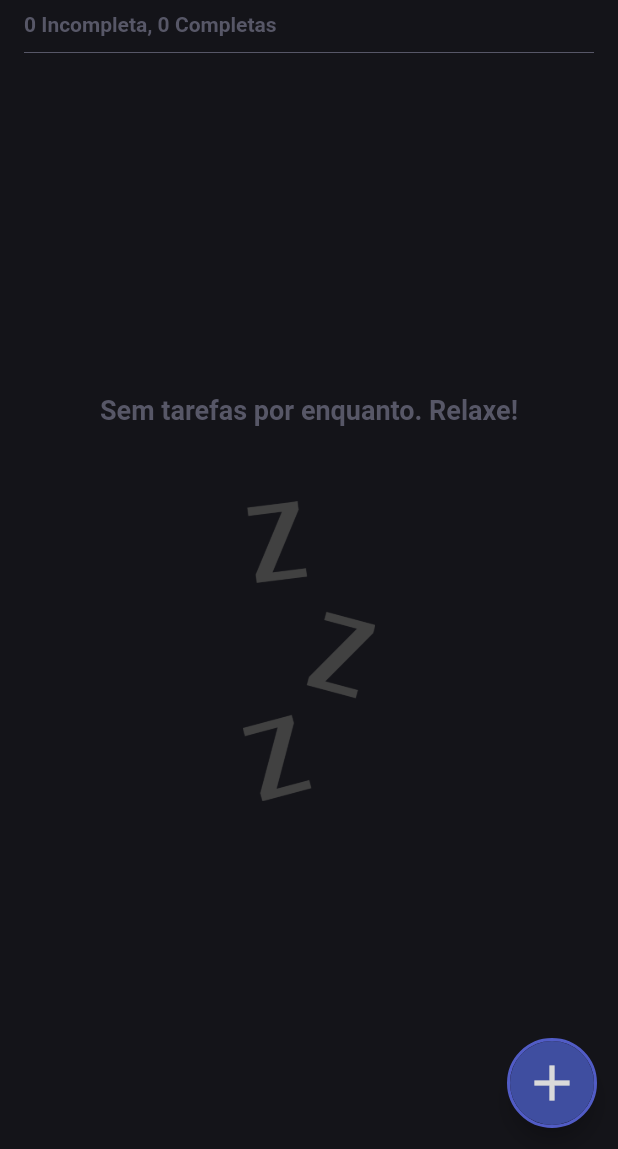
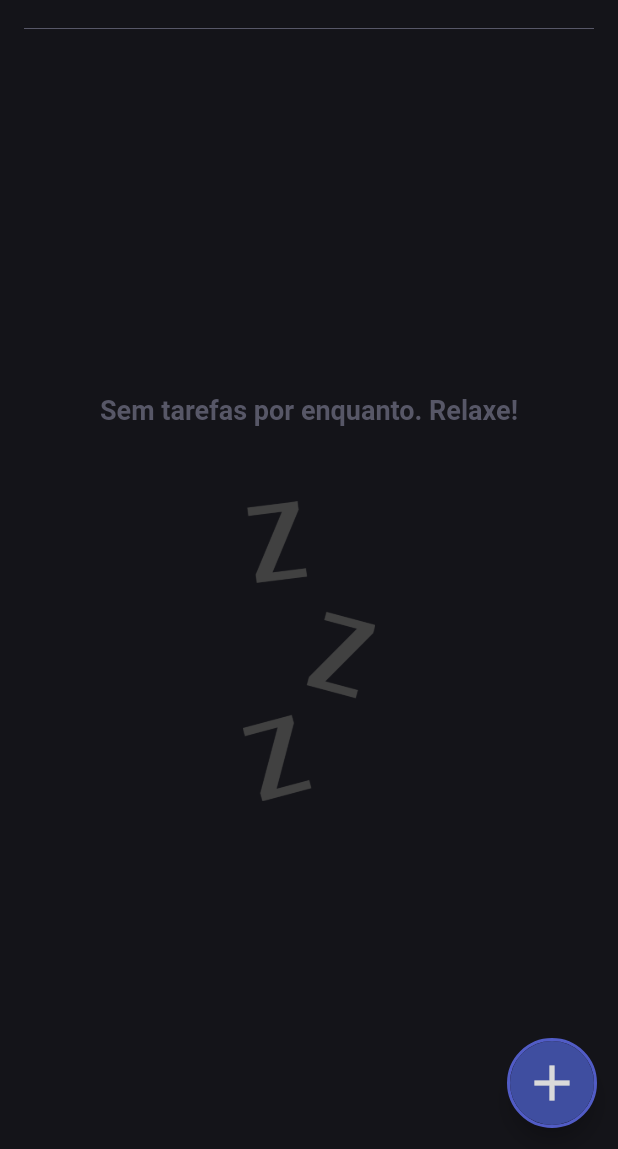
Before and after one commit to Brennez/Flutter-course, a Flutter app: the screen it shows after launch, on a phone screen of 412 x 824 dp, the part 87-1236 px from its top. Run offline on Flutter 3.47's test engine with Material 2 defaults, Android fonts, the phone set to English and light mode, and no system bars; our stand-ins replace firebase_auth, firebase_core, font_awesome_flutter, google_maps_flutter, image_picker, location and 2 more; accounts and stored records are empty; Roboto replaces fonts that are missing (Inter-Bold, Inter-SemiBold).

Commit message:
refactor: only show counter tasks if list is bigger than zero

```diff
--- a/Personal-Projects/todo_app/lib/components/header_component.dart
+++ b/Personal-Projects/todo_app/lib/components/header_component.dart
@@ -33,10 +33,13 @@ class HeaderComponent extends StatelessWidget {
         ),
         Consumer<TodoProvider>(
           builder: (context, todos, child) {
-            return Text(
-              '${todos.countTodos} Incompleta, ${todos.countTodosDone} Completas',
-              style: myTheme.textTheme.displayMedium,
-            );
+            bool isVisible = todos.countTodos > 0 || todos.countTodosDone > 0;
+            return isVisible
+                ? Text(
+                    '${todos.countTodos} Incompletas, ${todos.countTodosDone} Completas',
+                    style: myTheme.textTheme.displayMedium,
+                  )
+                : const SizedBox();
           },
         ),
         const SizedBox(
```
